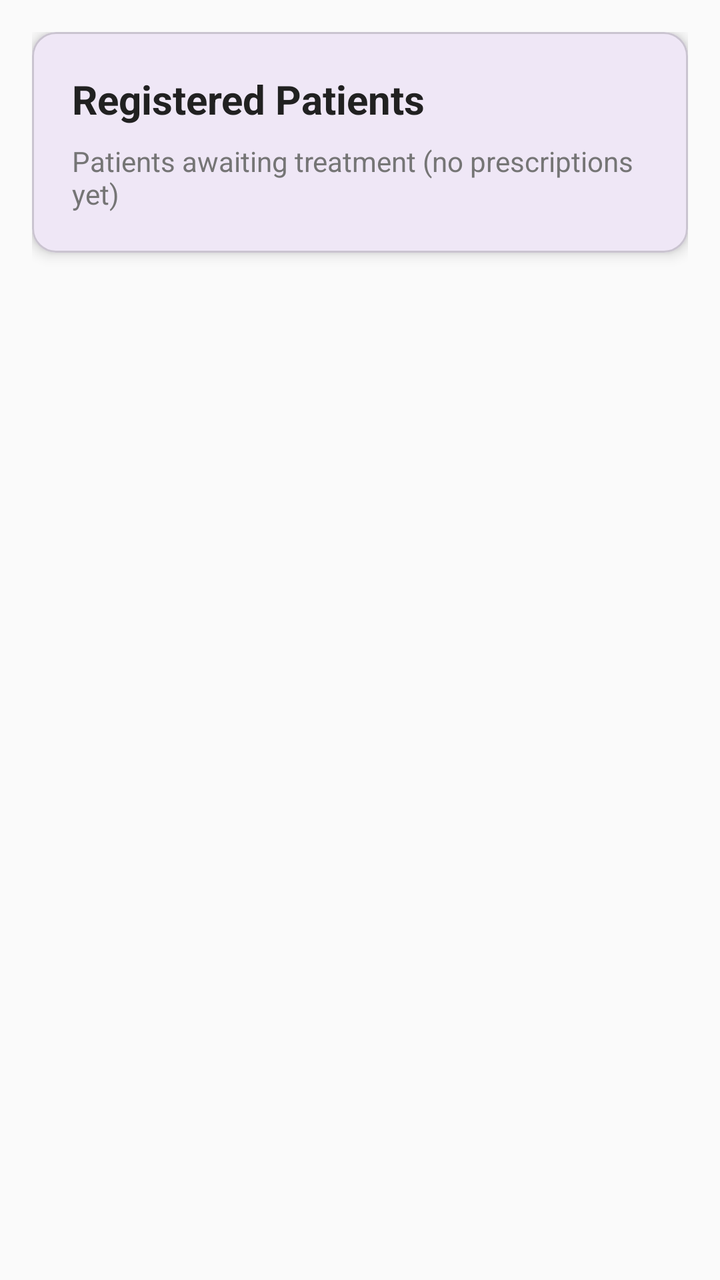
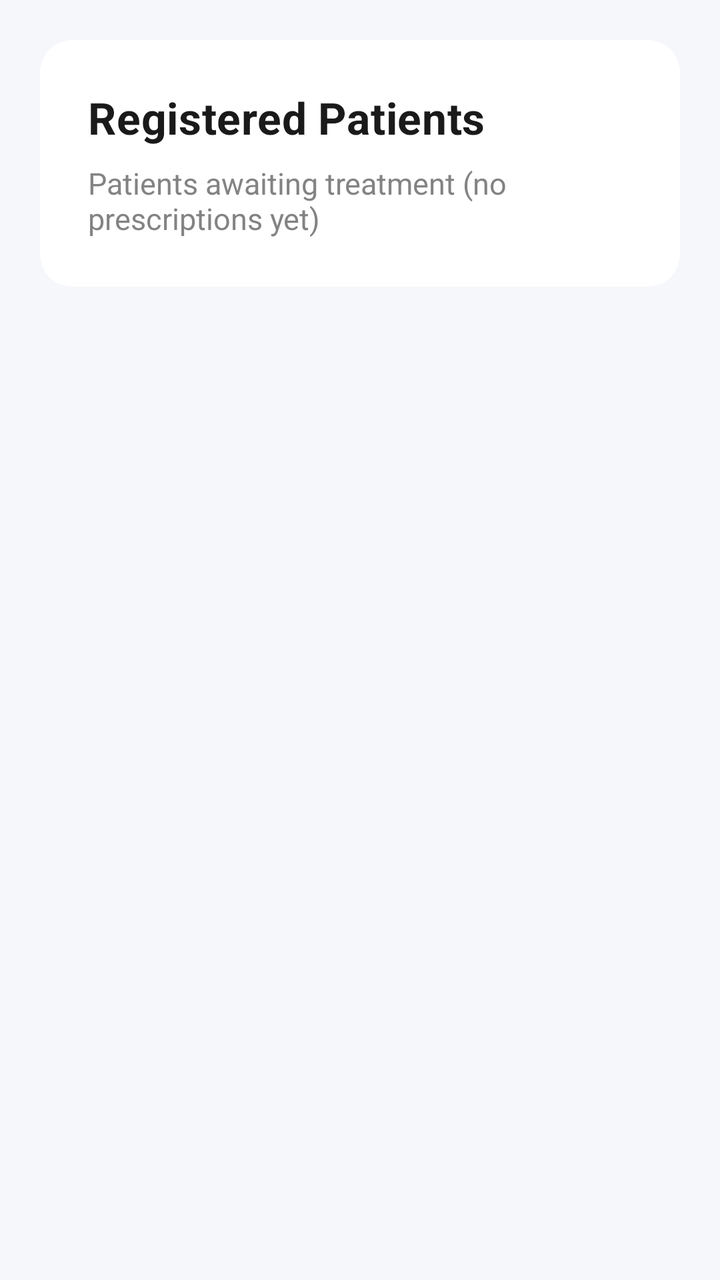

Before-and-after screenshots of an Android layout around one commit, followed by the original layout XML and the change that was made.
<!-- AndroidManifest.xml: application theme Theme.H_CAS -->
<!-- res/layout/fragment_registered_patients.xml -->
<?xml version="1.0" encoding="utf-8"?>
<ScrollView xmlns:android="http://schemas.android.com/apk/res/android"
    xmlns:app="http://schemas.android.com/apk/res-auto"
    android:layout_width="match_parent"
    android:layout_height="match_parent"
    android:background="@color/background_light"
    android:fillViewport="true">

    <LinearLayout
        android:layout_width="match_parent"
        android:layout_height="wrap_content"
        android:orientation="vertical"
        android:padding="16dp">

        
        <com.google.android.material.card.MaterialCardView
            android:layout_width="match_parent"
            android:layout_height="wrap_content"
            android:layout_marginBottom="16dp"
            app:cardCornerRadius="12dp"
            app:cardElevation="4dp">

            <LinearLayout
                android:layout_width="match_parent"
                android:layout_height="wrap_content"
                android:orientation="vertical"
                android:padding="20dp">

                <TextView
                    android:layout_width="wrap_content"
                    android:layout_height="wrap_content"
                    android:text="Registered Patients"
                    android:textSize="20sp"
                    android:textStyle="bold"
                    android:textColor="@color/text_primary" />

                <TextView
                    android:layout_width="wrap_content"
                    android:layout_height="wrap_content"
                    android:layout_marginTop="8dp"
                    android:text="Patients awaiting treatment (no prescriptions yet)"
                    android:textSize="14sp"
                    android:textColor="@color/text_secondary" />

            </LinearLayout>

        </com.google.android.material.card.MaterialCardView>

        
        <androidx.recyclerview.widget.RecyclerView
            android:id="@+id/patientsRecyclerView"
            android:layout_width="match_parent"
            android:layout_height="wrap_content"
            android:nestedScrollingEnabled="false" />

        
        <TextView
            android:id="@+id/emptyStateTextView"
            android:layout_width="match_parent"
            android:layout_height="wrap_content"
            android:layout_marginTop="32dp"
            android:gravity="center"
            android:text="All patients have been treated or no patients registered yet"
            android:textSize="16sp"
            android:textColor="@color/text_secondary"
            android:visibility="gone" />

    </LinearLayout>

</ScrollView>
<!-- resources referenced by this layout -->
<resources>
  <color name="background_light">#FAFAFA</color>
  <color name="text_primary">#212121</color>
  <color name="text_secondary">#757575</color>
  <style name="Theme.H_CAS" parent="Base.Theme.H_CAS" />
  <style name="Base.Theme.H_CAS" parent="Theme.Material3.DayNight.NoActionBar">
          
          
      </style>
</resources>

<!-- the commit's change to res/layout/fragment_registered_patients.xml (unified diff, before → after) -->
@@ -3,44 +3,49 @@
     xmlns:app="http://schemas.android.com/apk/res-auto"
     android:layout_width="match_parent"
     android:layout_height="match_parent"
-    android:background="@color/background_light"
-    android:fillViewport="true">
+    android:background="#F5F7FA"
+    android:fillViewport="true"
+    android:scrollbars="none">
 
     <LinearLayout
         android:layout_width="match_parent"
         android:layout_height="wrap_content"
         android:orientation="vertical"
-        android:padding="16dp">
+        android:padding="20dp">
 
         
         <com.google.android.material.card.MaterialCardView
             android:layout_width="match_parent"
             android:layout_height="wrap_content"
-            android:layout_marginBottom="16dp"
-            app:cardCornerRadius="12dp"
-            app:cardElevation="4dp">
+            android:layout_marginBottom="20dp"
+            app:cardCornerRadius="16dp"
+            app:cardElevation="0dp"
+            app:strokeWidth="0dp"
+            app:cardBackgroundColor="@color/white">
 
             <LinearLayout
                 android:layout_width="match_parent"
                 android:layout_height="wrap_content"
                 android:orientation="vertical"
-                android:padding="20dp">
+                android:padding="24dp">
 
                 <TextView
                     android:layout_width="wrap_content"
                     android:layout_height="wrap_content"
                     android:text="Registered Patients"
-                    android:textSize="20sp"
+                    android:textSize="22sp"
                     android:textStyle="bold"
-                    android:textColor="@color/text_primary" />
+                    android:textColor="#1A1A1A"
+                    android:letterSpacing="0.01" />
 
                 <TextView
                     android:layout_width="wrap_content"
                     android:layout_height="wrap_content"
                     android:layout_marginTop="8dp"
                     android:text="Patients awaiting treatment (no prescriptions yet)"
-                    android:textSize="14sp"
-                    android:textColor="@color/text_secondary" />
+                    android:textSize="15sp"
+                    android:textColor="#757575"
+                    android:alpha="0.9" />
 
             </LinearLayout>
 
@@ -54,16 +59,27 @@
             android:nestedScrollingEnabled="false" />
 
         
-        <TextView
-            android:id="@+id/emptyStateTextView"
+        <com.google.android.material.card.MaterialCardView
             android:layout_width="match_parent"
             android:layout_height="wrap_content"
             android:layout_marginTop="32dp"
-            android:gravity="center"
-            android:text="All patients have been treated or no patients registered yet"
-            android:textSize="16sp"
-            android:textColor="@color/text_secondary"
-            android:visibility="gone" />
+            app:cardCornerRadius="16dp"
+            app:cardElevation="0dp"
+            app:strokeWidth="0dp"
+            app:cardBackgroundColor="@color/white">
+
+            <TextView
+                android:id="@+id/emptyStateTextView"
+                android:layout_width="match_parent"
+                android:layout_height="wrap_content"
+                android:padding="32dp"
+                android:gravity="center"
+                android:text="All patients have been treated or no patients registered yet"
+                android:textSize="16sp"
+                android:textColor="#9E9E9E"
+                android:visibility="gone" />
+
+        </com.google.android.material.card.MaterialCardView>
 
     </LinearLayout>
 
<!-- resource entries referenced after the edit -->
@@ -1,8 +1,6 @@
 <!-- resources referenced by this layout -->
 <resources>
-  <color name="background_light">#FAFAFA</color>
-  <color name="text_primary">#212121</color>
-  <color name="text_secondary">#757575</color>
+  <color name="white">#FFFFFFFF</color>
   <style name="Theme.H_CAS" parent="Base.Theme.H_CAS" />
   <style name="Base.Theme.H_CAS" parent="Theme.Material3.DayNight.NoActionBar">
           
